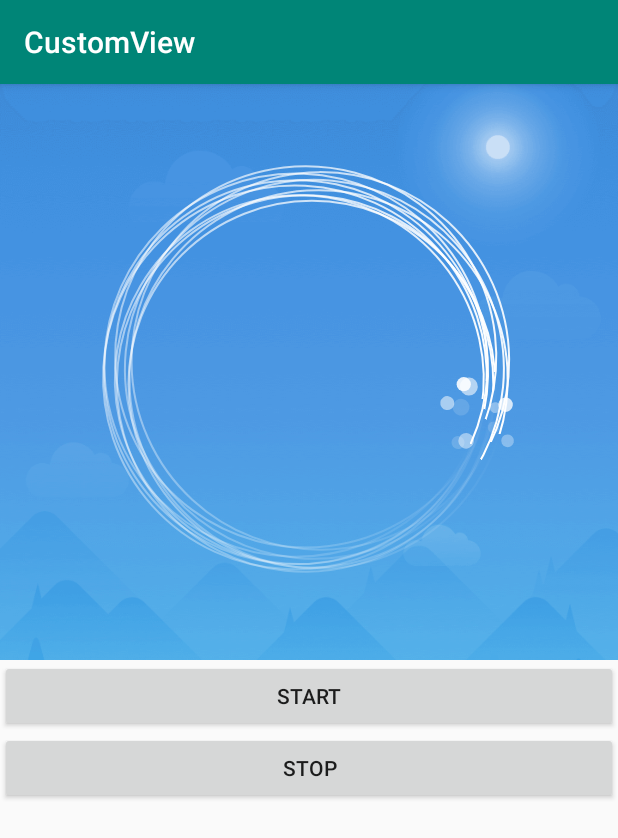
After one commit to lxj1013/CustomView, an Android app: the fragment MiFitStepsFragment placed in its activity, on a phone screen of 412 x 824 dp. The commit adds this screen. Shown: the top 838 px of the screen. Run offline under Robolectric (Android 15) with nearby library versions, the phone set to English and light mode, and no system bars.

Commit message:
小米运动，粒子效果没有做

```diff
--- a/app/src/main/java/cn/com/lxj/customview/CustomViewActivity.java
+++ b/app/src/main/java/cn/com/lxj/customview/CustomViewActivity.java
@@ -9,6 +9,7 @@ import android.os.Bundle;
 
 import cn.com.lxj.customview.fragment.DrawTextTestFragment;
 import cn.com.lxj.customview.fragment.JiKeLikeFragment;
+import cn.com.lxj.customview.fragment.MiFitStepsFragment;
 
 import static cn.com.lxj.customview.MainActivity.CUSTOM_VIEW_ID;
 
@@ -30,6 +31,9 @@ public class CustomViewActivity extends AppCompatActivity {
             case R.id.ji_ke_like_btn:
                 replaceFragment(new JiKeLikeFragment());
                 break;
+            case R.id.xiao_mi_steps_btn:
+                replaceFragment(new MiFitStepsFragment());
+                break;
             default:
                 break;
         }
--- a/app/src/main/java/cn/com/lxj/customview/MainActivity.java
+++ b/app/src/main/java/cn/com/lxj/customview/MainActivity.java
@@ -14,6 +14,7 @@ public class MainActivity extends AppCompatActivity implements View.OnClickListe
 
     private Button mDrawTextTestBtn;
     private Button mJKLikeBtn;
+    private Button mXiaoMiStepsBtn;
 
     @Override
     protected void onCreate(Bundle savedInstanceState) {
@@ -28,9 +29,11 @@ public class MainActivity extends AppCompatActivity implements View.OnClickListe
 
         mDrawTextTestBtn = findViewById(R.id.draw_text_text_btn);
         mJKLikeBtn = findViewById(R.id.ji_ke_like_btn);
+        mXiaoMiStepsBtn = findViewById(R.id.xiao_mi_steps_btn);
 
         mDrawTextTestBtn.setOnClickListener(this);
         mJKLikeBtn.setOnClickListener(this);
+        mXiaoMiStepsBtn.setOnClickListener(this);
     }
 
     @Override
--- /dev/null
+++ b/app/src/main/java/cn/com/lxj/customview/fragment/MiFitStepsFragment.java
@@ -0,0 +1,62 @@
+package cn.com.lxj.customview.fragment;
+
+
+import android.os.Bundle;
+import android.support.v4.app.Fragment;
+import android.util.Log;
+import android.view.LayoutInflater;
+import android.view.View;
+import android.view.ViewGroup;
+import android.widget.Button;
+
+import cn.com.lxj.customview.R;
+import cn.com.lxj.customview.view.xiaomi.StepRefreshView;
+
+/**
+ * A simple {@link Fragment} subclass.
+ */
+public class MiFitStepsFragment extends Fragment {
+    private static final String TAG = "MiFitStepsFragment";
+
+    private Button mStartBtn;
+    private Button mStopBtn;
+    private StepRefreshView mStepRefreshView;
+
+    public MiFitStepsFragment() {
+        // Required empty public constructor
+    }
+
+
+    @Override
+    public View onCreateView(LayoutInflater inflater, ViewGroup container,
+                             Bundle savedInstanceState) {
+        // Inflate the layout for this fragment
+        return inflater.inflate(R.layout.fragment_mi_fit_steps, container, false);
+    }
+
+    @Override
+    public void onStart() {
+        super.onStart();
+        init();
+    }
+
+    private void init() {
+        mStartBtn = getActivity().findViewById(R.id.mi_steps_start_btn);
+        mStopBtn = getActivity().findViewById(R.id.mi_steps_stop_btn);
+        mStepRefreshView = getActivity().findViewById(R.id.mi_step_refresh_view);
+
+        mStartBtn.setOnClickListener(new View.OnClickListener() {
+            @Override
+            public void onClick(View v) {
+                mStepRefreshView.setAnimStart();
+            }
+        });
+        mStopBtn.setOnClickListener(new View.OnClickListener() {
+            @Override
+            public void onClick(View v) {
+                mStepRefreshView.setAnimStop();
+            }
+        });
+    }
+
+}
--- a/app/src/main/java/cn/com/lxj/customview/view/CustomView.java
+++ b/app/src/main/java/cn/com/lxj/customview/view/CustomView.java
@@ -24,16 +24,22 @@ public class CustomView extends View {
     public CustomView(Context context) {
         super(context);
         this.mCurrentContext = context;
+        init(null, 0);
     }
 
     public CustomView(Context context, AttributeSet attrs) {
         super(context, attrs);
         this.mCurrentContext = context;
+        init(attrs, 0);
     }
 
     public CustomView(Context context, AttributeSet attrs, int defStyleAttr) {
         super(context, attrs, defStyleAttr);
         this.mCurrentContext = context;
+        init(attrs, defStyleAttr);
+    }
+
+    protected void init(AttributeSet attrs, int defStyle) {
     }
 
     @Override
--- /dev/null
+++ b/app/src/main/java/cn/com/lxj/customview/view/xiaomi/StepRefreshView.java
@@ -0,0 +1,183 @@
+package cn.com.lxj.customview.view.xiaomi;
+
+import android.animation.Animator;
+import android.animation.AnimatorListenerAdapter;
+import android.animation.ObjectAnimator;
+import android.animation.ValueAnimator;
+import android.content.Context;
+import android.graphics.Canvas;
+import android.graphics.Color;
+import android.graphics.Matrix;
+import android.graphics.Paint;
+import android.graphics.SweepGradient;
+import android.support.annotation.NonNull;
+import android.util.AttributeSet;
+import android.util.Log;
+import android.view.View;
+import android.view.animation.LinearInterpolator;
+import android.widget.Toast;
+
+import cn.com.lxj.customview.R;
+import cn.com.lxj.customview.util.DensityUtils;
+import cn.com.lxj.customview.util.Utils;
+import cn.com.lxj.customview.view.CustomView;
+
+/**
+ * DATE 2019/4/8 15:56
+ * AUTHOR lxj
+ * 南無阿彌陀佛
+ * Email:466970436@qq.com
+ */
+public class StepRefreshView extends CustomView {
+
+    private static final String TAG = "StepRefreshView";
+    private static final int DEFAULT_WIDTH = 500;
+    private static final int DEFAULT_HEIGHT = 500;
+    private static final int ROTATE_DURATION = 3 * 1000;
+    private static final int DEFAULT_LINE_NUMBER = 10;
+    private static final int DEFAULT_CXY_RANGE = 15;
+
+    private float mRadius;
+    private float mRotate;
+
+    private float[] randomCx;
+    private float[] randomCy;
+    private float[] randomRadius;
+    private ObjectAnimator rotateAnim;
+    private SweepGradient mSweepGradient;
+    private float lastRotate = 0;
+
+    public StepRefreshView(Context context) {
+        super(context);
+    }
+
+    public StepRefreshView(Context context, AttributeSet attrs) {
+        super(context, attrs);
+    }
+
+    public StepRefreshView(Context context, AttributeSet attrs, int defStyleAttr) {
+        super(context, attrs, defStyleAttr);
+    }
+
+    @Override
+    protected void init(AttributeSet attrs, int defStyle) {
+        super.init(attrs, defStyle);
+        mSweepGradient = new SweepGradient(0, 0, getResources().getColor(R.color.colorTransparent), getResources().getColor(R.color.colorWhite));
+//        mDefaultPaint.setAntiAlias(true);
+        mDefaultPaint.setStyle(Paint.Style.STROKE);
+        mDefaultPaint.setStrokeWidth(2);
+        mDefaultPaint.setShader(mSweepGradient);
+
+        mDefaultTextPaint.setColor(Color.WHITE);
+//        mDefaultTextPaint.setAntiAlias(true);
+
+    }
+
+    @Override
+    protected void onMeasure(int widthMeasureSpec, int heightMeasureSpec) {
+        setMeasuredDimension(Utils.measureWidth(widthMeasureSpec, DEFAULT_WIDTH), Utils.measureHeight(heightMeasureSpec, DEFAULT_HEIGHT));
+    }
+
+    @Override
+    protected void onSizeChanged(int w, int h, int oldw, int oldh) {
+        super.onSizeChanged(w, h, oldw, oldh);
+        randomCx = new float[DEFAULT_LINE_NUMBER];
+        randomCy = new float[DEFAULT_LINE_NUMBER];
+        randomRadius = new float[DEFAULT_LINE_NUMBER];
+        mRadius = (float) (mViewWidth < mViewHeight ? mViewWidth : mViewHeight) / 3;
+        for (int i = 0; i < DEFAULT_LINE_NUMBER; i++) {
+            randomCx[i] = (float) ((Math.random() * 2 - 1) * DEFAULT_CXY_RANGE);
+            randomCy[i] = (float) ((Math.random() * 2 - 1) * DEFAULT_CXY_RANGE);
+            randomRadius[i] = (float) ((Math.random() * 0.05 + 0.95) * mRadius);
+        }
+    }
+
+    @Override
+    protected void onDraw(Canvas canvas) {
+        super.onDraw(canvas);
+        canvas.translate(mViewWidth >> 1, mViewHeight >> 1);
+        canvas.rotate(mRotate);
+//        reset();
+
+        drawCircle(canvas);
+//        drawParticle(canvas);
+    }
+
+    @Override
+    protected void onDetachedFromWindow() {
+        super.onDetachedFromWindow();
+        setAnimStop();
+    }
+
+
+    private void reset() {
+        mDefaultPaint.setStyle(Paint.Style.STROKE);
+        mDefaultPaint.setShader(mSweepGradient);
+    }
+
+    float cx[] = new float[DEFAULT_LINE_NUMBER];
+    float radius[] = new float[DEFAULT_LINE_NUMBER];
+
+    private void drawCircle(Canvas canvas) {
+        mDefaultTextPaint.setAlpha(225);
+        for (int i = 0; i < DEFAULT_LINE_NUMBER; i++) {
+            canvas.drawCircle(randomCx[i], randomCy[i], randomRadius[i], mDefaultPaint);
+            if (lastRotate >= mRotate % 30) {
+                cx[i] = randomCx[i] + randomRadius[i] * (float) ((Math.random() * 0.3) + 0.8);
+                radius[i] = randomRadius[i] / 20 * (float) ((Math.random() * 0.5) + 0.5);
+            }
+            lastRotate = mRotate % 30;
+            canvas.drawCircle(cx[i], randomCy[i], radius[i], mDefaultTextPaint);
+
+            canvas.rotate(3);
+            mDefaultTextPaint.setAlpha((int) (225 * Math.random()));
+        }
+    }
+
+    private void drawParticle(Canvas canvas) {
+        mDefaultPaint.setStyle(Paint.Style.FILL);
+        mDefaultPaint.setShader(null);
+        mDefaultPaint.setColor(Color.WHITE);
+        for (int i = 0; i < DEFAULT_LINE_NUMBER; i++) {
+            canvas.drawCircle(randomCx[i] + randomRadius[i] * 1.3f, randomCy[i], randomRadius[i] / 20, mDefaultPaint);
+            canvas.rotate(3);
+        }
+    }
+
+    public void setRotate(float rotate) {
+        mRotate = rotate;
+        invalidate();
+    }
+
+    public void setAnimStart() {
+        if (rotateAnim != null) {
+            if (rotateAnim.isRunning()) {
+                rotateAnim.cancel();
+            }
+        } else {
+            rotateAnim = ObjectAnimator.ofFloat(this, "rotate", 0, 360);
+            rotateAnim.setDuration(ROTATE_DURATION);
+            rotateAnim.setInterpolator(new LinearInterpolator());
+            rotateAnim.setRepeatMode(ValueAnimator.RESTART);
+            rotateAnim.setRepeatCount(ValueAnimator.INFINITE);
+            rotateAnim.addListener(new AnimatorListenerAdapter() {
+                @Override
+                public void onAnimationEnd(Animator animation) {
+                    super.onAnimationEnd(animation);
+                    Toast.makeText(mCurrentContext, "stop", Toast.LENGTH_SHORT).show();
+                }
+            });
+        }
+        rotateAnim.start();
+
+    }
+
+    public void setAnimStop() {
+        if (rotateAnim != null) {
+            if (rotateAnim.isRunning()) {
+                rotateAnim.cancel();
+            }
+            rotateAnim = null;
+        }
+    }
+}
--- a/app/src/main/res/layout/activity_main.xml
+++ b/app/src/main/res/layout/activity_main.xml
@@ -23,6 +23,12 @@
             android:layout_height="wrap_content"
             android:text="@string/ji_ke_like_str" />
 
+        <Button
+            android:id="@+id/xiao_mi_steps_btn"
+            android:layout_width="match_parent"
+            android:layout_height="wrap_content"
+            android:text="@string/xiao_mi_steps_str" />
+
     </LinearLayout>
 
 </ScrollView>
--- a/app/src/main/res/layout/fragment_ji_ke_like.xml
+++ b/app/src/main/res/layout/fragment_ji_ke_like.xml
@@ -34,6 +34,6 @@
         android:id="@+id/like_ok_btn"
         android:layout_width="wrap_content"
         android:layout_height="wrap_content"
-        android:text="@string/like_ok_str" />
+        android:text="@string/ji_ke_like_ok_str" />
 
 </LinearLayout>
--- /dev/null
+++ b/app/src/main/res/layout/fragment_mi_fit_steps.xml
@@ -0,0 +1,44 @@
+<?xml version="1.0" encoding="utf-8"?>
+<LinearLayout xmlns:android="http://schemas.android.com/apk/res/android"
+    xmlns:tools="http://schemas.android.com/tools"
+    android:layout_width="match_parent"
+    android:layout_height="match_parent"
+    android:orientation="vertical"
+    tools:context=".fragment.MiFitStepsFragment">
+
+    <FrameLayout
+        android:layout_width="match_parent"
+        android:layout_height="0dp"
+        android:layout_weight="1">
+
+        <ImageView
+            android:layout_width="match_parent"
+            android:layout_height="match_parent"
+            android:scaleType="centerCrop"
+            android:src="@drawable/bg_step_law" />
+
+        <cn.com.lxj.customview.view.xiaomi.StepRefreshView
+            android:id="@+id/mi_step_refresh_view"
+            android:layout_width="match_parent"
+            android:layout_height="match_parent" />
+    </FrameLayout>
+
+    <LinearLayout
+        android:layout_width="match_parent"
+        android:layout_height="0dp"
+        android:layout_weight="1"
+        android:orientation="vertical">
+
+        <Button
+            android:id="@+id/mi_steps_start_btn"
+            android:layout_width="match_parent"
+            android:layout_height="wrap_content"
+            android:text="@string/start_str" />
+
+        <Button
+            android:id="@+id/mi_steps_stop_btn"
+            android:layout_width="match_parent"
+            android:layout_height="wrap_content"
+            android:text="@string/stop_str" />
+    </LinearLayout>
+</LinearLayout>
--- a/app/src/main/res/values/strings.xml
+++ b/app/src/main/res/values/strings.xml
@@ -2,6 +2,10 @@
     <string name="app_name">CustomView</string>
 
     <string name="draw_text_test" translatable="false">drawTextTest</string>
+    <string name="start_str" translatable="false">Start</string>
+    <string name="stop_str" translatable="false">Stop</string>
     <string name="ji_ke_like_str">jiKeLike</string>
-    <string name="like_ok_str">Ok</string>
+    <string name="ji_ke_like_ok_str">OK</string>
+    <string name="xiao_mi_steps_str">MiFit</string>
+
 </resources>
```
Also changed, not shown: app/src/main/res/drawable/round_shape.xml (added, +8 -0 lines), app/src/main/res/drawable-hdpi/bg_step_law.png (added), 1 other file.
